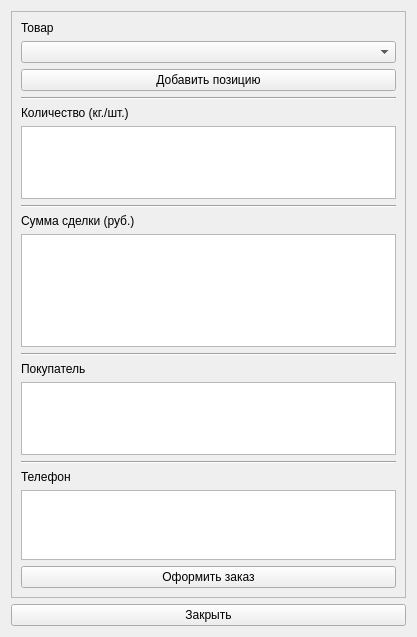
Old version of the form src/WarehouseSystemArrangeOrderWidget.ui in the repository Belov1807/-WarehouseSystem.
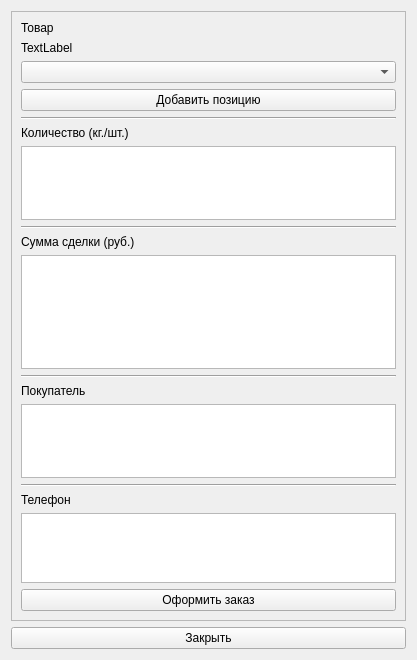
New version of the form.

Diff of the .ui file:
```diff
--- a/src/WarehouseSystemArrangeOrderWidget.ui
+++ b/src/WarehouseSystemArrangeOrderWidget.ui
@@ -7,7 +7,7 @@
     <x>0</x>
     <y>0</y>
     <width>417</width>
-    <height>637</height>
+    <height>660</height>
    </rect>
   </property>
   <property name="windowTitle">
@@ -36,6 +36,13 @@
               </property>
              </widget>
             </item>
+            <item>
+             <widget class="QLabel" name="lChangedProduct">
+              <property name="text">
+               <string>TextLabel</string>
+              </property>
+             </widget>
+            </item>
             <item>
              <widget class="QComboBox" name="cbProducts"/>
             </item>
```
Left out of the diff: 8 changed lines with no effect on the pictures.
